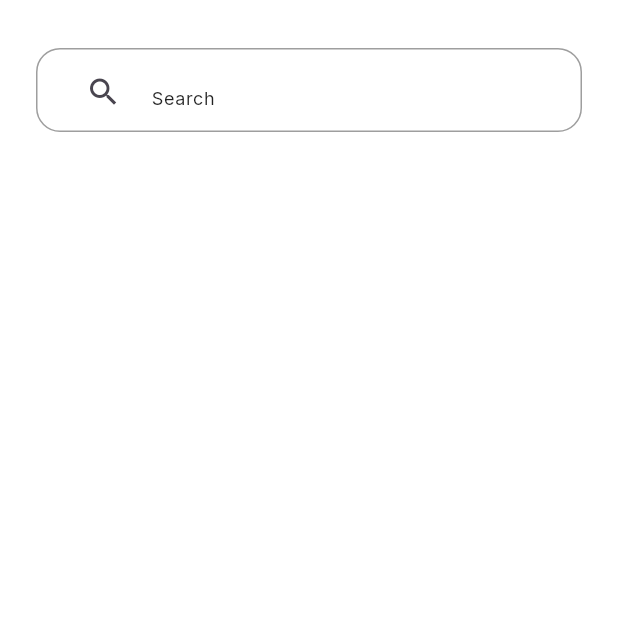
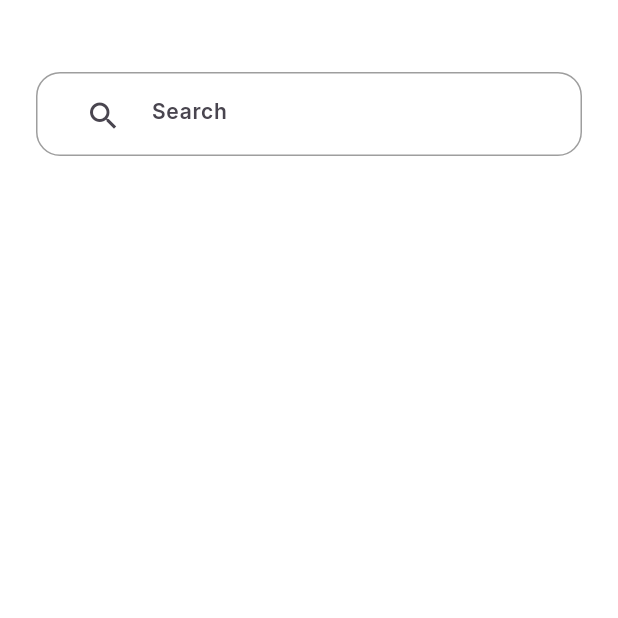
Before and after one commit to Riddhimagupta22/Grabber_GrocreyApp, a Flutter app: the Search screen opened directly, on a phone screen of 412 x 824 dp, the top half of it. Run offline on Flutter 3.47's test engine with Material 3 defaults, Android fonts, the phone set to English and light mode, and no system bars; our stand-ins replace cloud_firestore, firebase_auth, firebase_core, geocoding, geolocator, get and 3 more; accounts and stored records are empty; generated files the repository leaves out were written again.

Commit message:
Initial commit

```diff
--- a/lib/Presentation/Favourite/favourite.dart
+++ b/lib/Presentation/Favourite/favourite.dart
@@ -9,6 +9,7 @@ class Favourite extends StatelessWidget {
   Widget build(BuildContext context) {
     return Scaffold(
       appBar: GAppbar(
+        centerTitle: false,
         title: Text(
           "Favourite",
           style: Theme.of(context).textTheme.headlineMedium,
--- a/lib/Presentation/Screen/profile/profile.dart
+++ b/lib/Presentation/Screen/profile/profile.dart
@@ -17,7 +17,7 @@ class Profile extends StatelessWidget {
           title: Text(
             'Profile',
           ),
-          showBackArrow: false),
+          showBackArrow: false, centerTitle: false,),
       body: SingleChildScrollView(
         child: Padding(
           padding: EdgeInsets.all(GSizes.defaultspace),
--- a/lib/Presentation/Search/Widgets/searchbar.dart
+++ b/lib/Presentation/Search/Widgets/searchbar.dart
@@ -7,15 +7,13 @@ import 'package:grabber/utils/device/device_avail.dart';
 
 class GSearchBar extends StatelessWidget {
   final bool showbg, showBorder;
-  SearchController _searchController = Get.put(SearchController());
-  GSearchBar({Key? key, required this.showbg, required this.showBorder})
-      : super(key: key);
+  const GSearchBar({super.key, required this.showbg, required this.showBorder});
 
   @override
   Widget build(BuildContext context) {
     final dark = GHelperFunction.isDarkMode(context);
     return Padding(
-      padding: const EdgeInsets.symmetric(horizontal: GSizes.defaultspace),
+      padding: const EdgeInsets.symmetric(horizontal: GSizes.defaultspace, vertical: GSizes.sm),
       child: Container(
         padding: EdgeInsets.all(GSizes.sm),
         width: GDeviceAvail.getScreenWidth(context),
@@ -33,7 +31,7 @@ class GSearchBar extends StatelessWidget {
           decoration: InputDecoration(
               border: InputBorder.none,
               hintText: "Search",
-              hintStyle: Theme.of(context).textTheme.bodySmall,
+              labelStyle: Theme.of(context).textTheme.bodyLarge,
               prefixIcon: Padding(
                 padding: const EdgeInsets.symmetric(horizontal: GSizes.sm),
                 child: Icon(Icons.search),
--- a/lib/appbar.dart
+++ b/lib/appbar.dart
@@ -11,9 +11,10 @@ class GAppbar extends StatelessWidget implements PreferredSizeWidget {
       required this.showBackArrow,
       this.leadingIcon,
       this.actions,
-      this.leadingOnPresses});
+      this.leadingOnPresses, required this.centerTitle});
 
   final Widget title;
+  final bool centerTitle;
   final bool showBackArrow;
   final IconData? leadingIcon;
   final List<Widget>? actions;
@@ -25,6 +26,7 @@ class GAppbar extends StatelessWidget implements PreferredSizeWidget {
     return Padding(
         padding: const EdgeInsets.all(8.0),
         child: AppBar(
+          centerTitle: false ,
           automaticallyImplyLeading: false,
           leading: showBackArrow
               ? IconButton(
--- a/lib/utils/theme/custom_theme/text_theme.dart
+++ b/lib/utils/theme/custom_theme/text_theme.dart
@@ -91,12 +91,12 @@ class GTextTheme {
     ),
     titleMedium: GoogleFonts.inter(
       fontSize: GSizes.fontSizeMd,
-      fontWeight: FontWeight.w600,
+      fontWeight: FontWeight.w500,
       color: Colors.white,
     ),
     titleSmall: GoogleFonts.inter(
       fontSize: GSizes.fontSizeMd,
-      fontWeight: FontWeight.w600,
+      fontWeight: FontWeight.w400,
       color: Colors.white,
     ),
     bodyLarge: GoogleFonts.inter(
```
Also changed, not shown: lib/Presentation/Cart/cart.dart (+89 -33 lines), lib/Presentation/Home/homepage.dart (+10 -21 lines).
